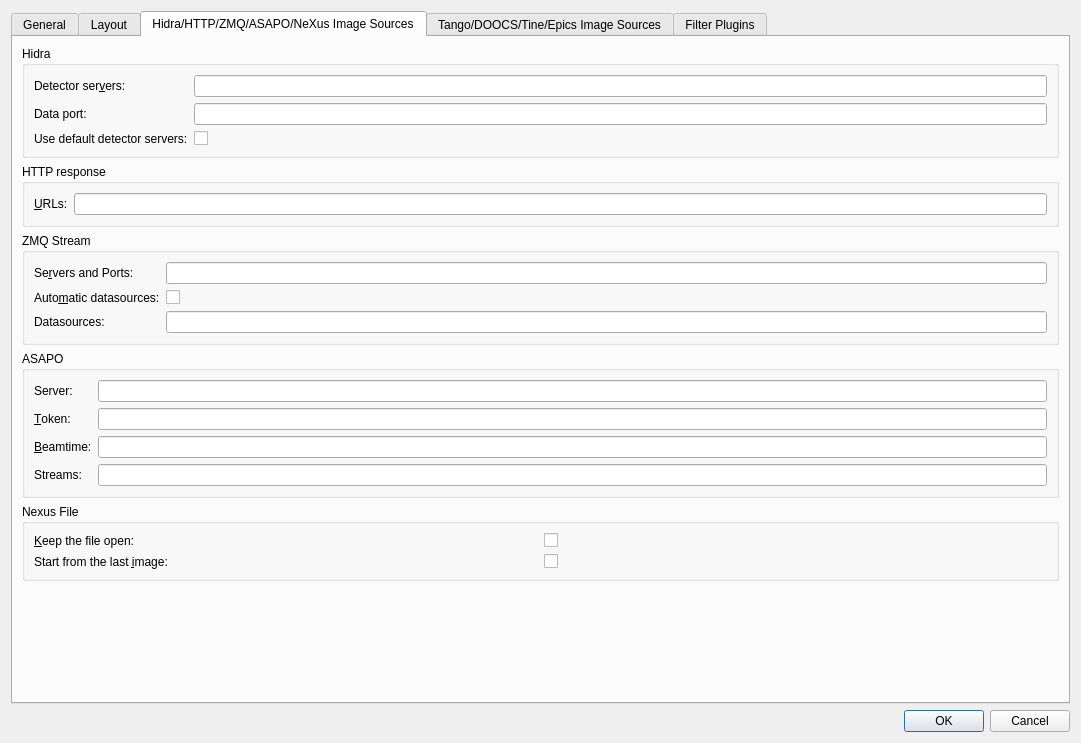
The window that lavuelib/ui/ConfigDialog.ui (syncope/lavue) describes before a commit, drawn with Qt 5.
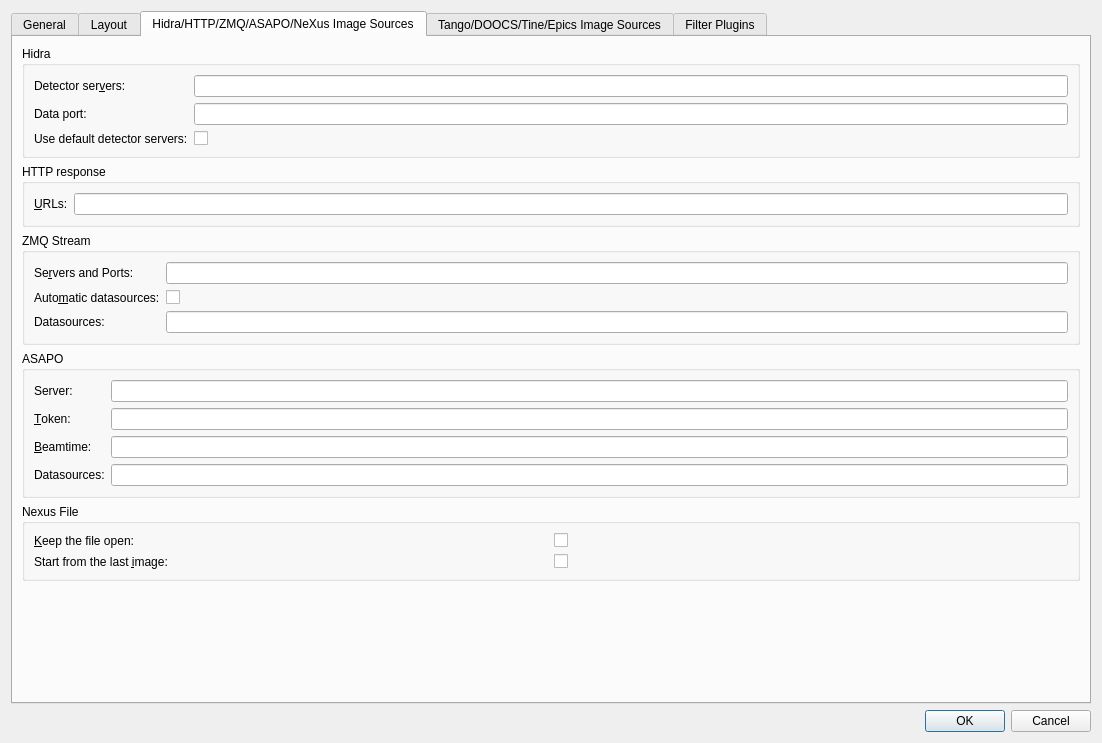
The same window after the commit. The open tabs and pages were chosen to show the change.

```diff
--- a/lavuelib/ui/ConfigDialog.ui
+++ b/lavuelib/ui/ConfigDialog.ui
@@ -6,7 +6,7 @@
    <rect>
     <x>0</x>
     <y>0</y>
-    <width>1081</width>
+    <width>1102</width>
     <height>743</height>
    </rect>
   </property>
@@ -1786,7 +1786,7 @@
                  <string>&lt;html&gt;&lt;head/&gt;&lt;body&gt;&lt;p&gt;Possible ASAPO stream names separated by spaces&lt;/p&gt;&lt;/body&gt;&lt;/html&gt;</string>
                 </property>
                 <property name="text">
-                 <string>Streams:</string>
+                 <string>Datasources:</string>
                 </property>
                 <property name="buddy">
                  <cstring>asapostreamsLineEdit</cstring>
```
Left out of the diff: 8 changed lines with no effect on the pictures.
